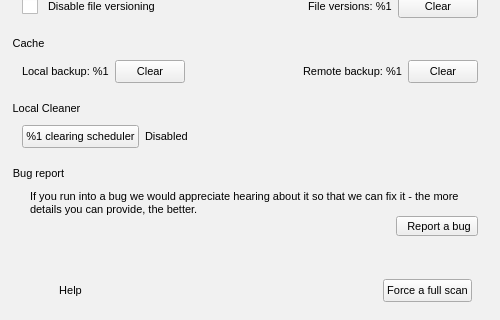
The window that src/MEGASync/gui/linux/SettingsDialog.ui (meganz/MEGAsync) describes before a commit, drawn with Qt 5; both pictures show x 0 to 500 and y 280 to 600 of the 500 by 600 pixel window.
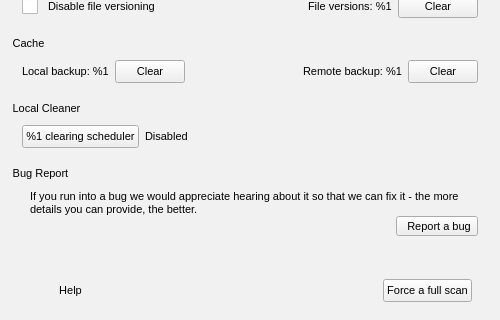
The same window after the commit. Icons and pictures are not drawn. Custom widgets are drawn as their Qt base class.

Commit message: Adjust text capitalization for text

Diff of the .ui file:
```diff
--- a/src/MEGASync/gui/linux/SettingsDialog.ui
+++ b/src/MEGASync/gui/linux/SettingsDialog.ui
@@ -1262,7 +1262,7 @@
        <item>
         <widget class="QGroupBox" name="gBugReport">
          <property name="title">
-          <string>Bug report</string>
+          <string>Bug Report</string>
          </property>
          <layout class="QVBoxLayout" name="verticalLayout_5">
           <property name="spacing">
```
Left out of the diff: 2 changed lines with no effect on the pictures.
